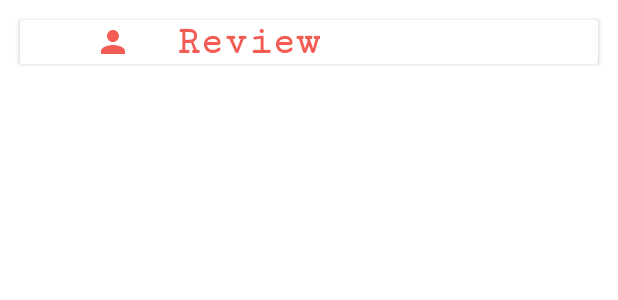
After one commit to WideanNagari/Digital-Menu-User, an Android app: the layout layout_parent_like.xml on its own in the app's theme, with its tools: preview values and no code run, on a phone screen of 412 x 824 dp. The commit adds this screen. Shown: the top 300 px of the screen. Run offline under Robolectric (Android 15) with nearby library versions, the phone set to English and light mode, and no system bars.

Commit message:
coba review

```diff
--- a/app/build.gradle
+++ b/app/build.gradle
@@ -71,4 +71,7 @@ dependencies {
     //glide
     implementation 'com.github.bumptech.glide:glide:4.12.0'
     annotationProcessor 'com.github.bumptech.glide:compiler:4.12.0'
+
+    //expand-layout
+    implementation "com.github.skydoves:expandablelayout:1.0.7"
 }
--- /dev/null
+++ b/app/src/main/res/layout/layout_parent_like.xml
@@ -0,0 +1,37 @@
+<?xml version="1.0" encoding="utf-8"?>
+<androidx.cardview.widget.CardView
+    xmlns:android="http://schemas.android.com/apk/res/android"
+    xmlns:app="http://schemas.android.com/apk/res-auto"
+    android:layout_margin="@dimen/_10sdp"
+    android:layout_width="match_parent"
+    android:layout_height="wrap_content">
+
+    <androidx.constraintlayout.widget.ConstraintLayout
+        android:layout_width="match_parent"
+        android:layout_height="wrap_content">
+
+        <ImageView
+            android:id="@+id/imageView8"
+            android:layout_width="wrap_content"
+            android:layout_height="match_parent"
+            android:layout_marginStart="50dp"
+            android:src="@drawable/ic_baseline_person_24"
+            app:layout_constraintBottom_toBottomOf="parent"
+            app:layout_constraintStart_toStartOf="parent"
+            app:layout_constraintTop_toTopOf="parent"
+            app:tint="@color/red1" />
+
+        <TextView
+            android:layout_width="wrap_content"
+            android:layout_height="wrap_content"
+            android:layout_marginStart="30dp"
+            android:fontFamily="serif-monospace"
+            android:text="Review"
+            android:textColor="@color/red1"
+            android:textSize="@dimen/_20ssp"
+            android:textStyle="bold"
+            app:layout_constraintBottom_toBottomOf="parent"
+            app:layout_constraintStart_toEndOf="@+id/imageView8"
+            app:layout_constraintTop_toTopOf="parent" />
+    </androidx.constraintlayout.widget.ConstraintLayout>
+</androidx.cardview.widget.CardView>
```
Also changed, not shown: app/src/main/java/com/example/userapplication/Menu/DetailMenuActivity.java (+18 -1 lines), app/src/main/res/layout/activity_detail_menu.xml (+48 -46 lines), app/src/main/res/layout/layout_second_like.xml (added, +15 -0 lines).
